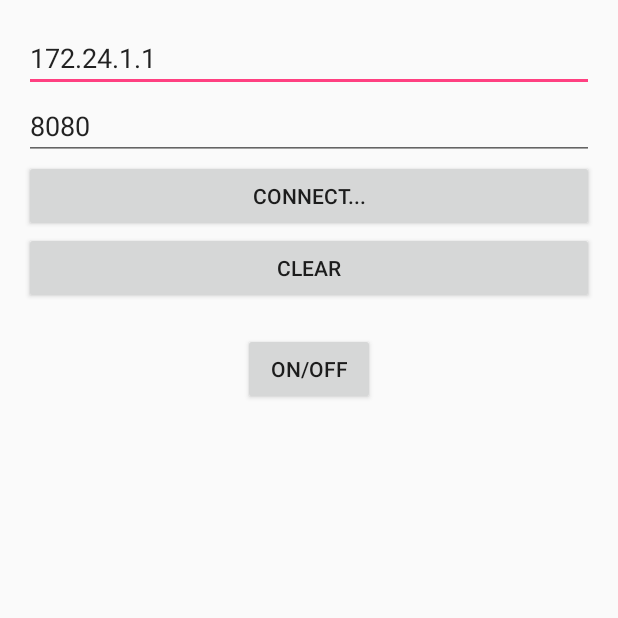
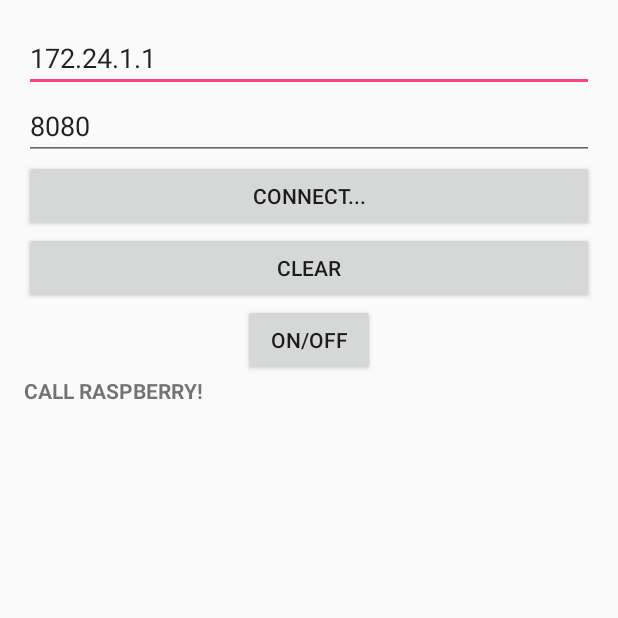
Before and after one commit to cichu28/mojerepozytorium, an Android app: the screen it shows after launch (MainActivity), on a phone screen of 412 x 824 dp, the top half of it. Run offline under Robolectric (Android 15) with nearby library versions, the phone set to English and light mode, and no system bars.

Commit message:
Change the position of Message from Raspberry to a bottom

```diff
--- a/app/src/main/res/layout/activity_main.xml
+++ b/app/src/main/res/layout/activity_main.xml
@@ -7,7 +7,8 @@
     android:paddingRight="@dimen/activity_horizontal_margin"
     android:paddingTop="@dimen/activity_vertical_margin"
     android:orientation="vertical"
-    tools:context=".MainActivity" >
+    tools:context=".MainActivity"
+    android:weightSum="1">
 
     <EditText
         android:id="@+id/address"
@@ -32,10 +33,6 @@
         android:layout_width="match_parent"
         android:layout_height="wrap_content"
         android:text="Clear"/>
-    <TextView
-        android:id="@+id/response"
-        android:layout_width="wrap_content"
-        android:layout_height="wrap_content"/>
 
     <Button
         android:id="@+id/ON"
@@ -45,4 +42,14 @@
         android:layout_gravity="center_horizontal"
         android:checked="false" />
 
+    <TextView
+        android:id="@+id/response"
+        android:layout_width="match_parent"
+        android:layout_height="wrap_content"
+        android:layout_weight="0.07"
+        android:visibility="visible"
+        android:text="CALL RASPBERRY!"
+        android:textIsSelectable="false"
+        android:textStyle="bold" />
+
 </LinearLayout>
```
